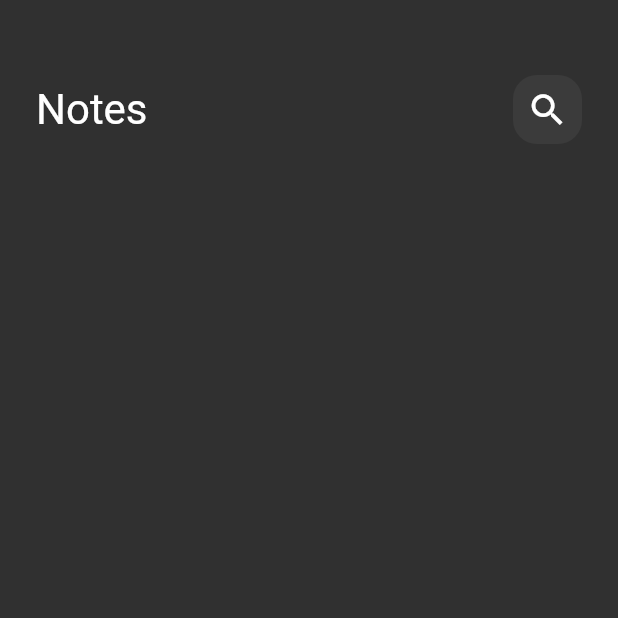
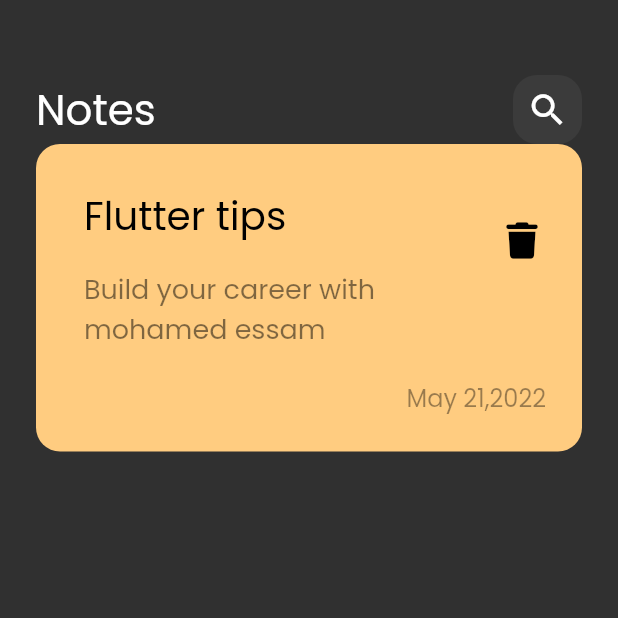
Before and after one commit to MohamedEssam-900009/notes_app, a Flutter app: the screen it shows after launch, on a phone screen of 412 x 824 dp, the top half of it. Run offline on Flutter 3.47's test engine with Material 2 defaults, Android fonts, the phone set to English and light mode, and no system bars; our stand-ins replace font_awesome_flutter.

Commit message:
create custom note item

```diff
--- a/lib/main.dart
+++ b/lib/main.dart
@@ -13,7 +13,10 @@ class NotesApp extends StatelessWidget {
     return MaterialApp(
       debugShowCheckedModeBanner: false,
       title: 'Notes App',
-      theme: ThemeData(brightness: Brightness.dark),
+      theme: ThemeData(
+        brightness: Brightness.dark,
+        fontFamily: 'Poppins',
+      ),
       home: const NotesView(),
     );
   }
--- a/lib/views/notes_view.dart
+++ b/lib/views/notes_view.dart
@@ -8,7 +8,7 @@ class NotesView extends StatelessWidget {
 
   @override
   Widget build(BuildContext context) {
-    return Scaffold(
+    return const Scaffold(
       body: NotesViewBody(),
     );
   }
--- /dev/null
+++ b/lib/views/widgets/custom_note_item.dart
@@ -0,0 +1,66 @@
+import 'package:flutter/material.dart';
+import 'package:font_awesome_flutter/font_awesome_flutter.dart';
+
+class NoteItem extends StatelessWidget {
+  const NoteItem({super.key});
+
+  @override
+  Widget build(BuildContext context) {
+    return Container(
+      padding: const EdgeInsets.only(
+        top: 24.0,
+        bottom: 24.0,
+        left: 16.0,
+      ),
+      decoration: BoxDecoration(
+        color: const Color(0xffFFCC80),
+        borderRadius: BorderRadius.circular(16.0),
+      ),
+      child: Column(
+        crossAxisAlignment: CrossAxisAlignment.end,
+        children: [
+          ListTile(
+            title: const Text(
+              'Flutter tips',
+              style: TextStyle(
+                color: Colors.black,
+                fontSize: 26.0,
+              ),
+            ),
+            subtitle: Padding(
+              padding: const EdgeInsets.only(
+                top: 16.0,
+                bottom: 16.0,
+              ),
+              child: Text(
+                'Build your career with mohamed essam',
+                style: TextStyle(
+                  color: Colors.black.withOpacity(.5),
+                  fontSize: 18.0,
+                ),
+              ),
+            ),
+            trailing: IconButton(
+              onPressed: () {},
+              icon: const Icon(
+                FontAwesomeIcons.trash,
+                color: Colors.black,
+                size: 24,
+              ),
+            ),
+          ),
+          Padding(
+            padding: const EdgeInsets.only(right: 24.0),
+            child: Text(
+              'May 21,2022',
+              style: TextStyle(
+                color: Colors.black.withOpacity(.4),
+                fontSize: 16.0,
+              ),
+            ),
+          ),
+        ],
+      ),
+    );
+  }
+}
--- a/lib/views/widgets/notes_view_body.dart
+++ b/lib/views/widgets/notes_view_body.dart
@@ -1,6 +1,7 @@
 import 'package:flutter/material.dart';
 
 import 'custom_app_bar.dart';
+import 'custom_note_item.dart';
 
 class NotesViewBody extends StatelessWidget {
   const NotesViewBody({super.key});
@@ -14,7 +15,8 @@ class NotesViewBody extends StatelessWidget {
           SizedBox(
             height: 50.0,
           ),
-          CustomAppBar()
+          CustomAppBar(),
+          NoteItem()
         ],
       ),
     );
```
Also changed, not shown: pubspec.yaml (+6 -4 lines), assets/fonts/Poppins-Regular.ttf (added), pubspec.lock.
